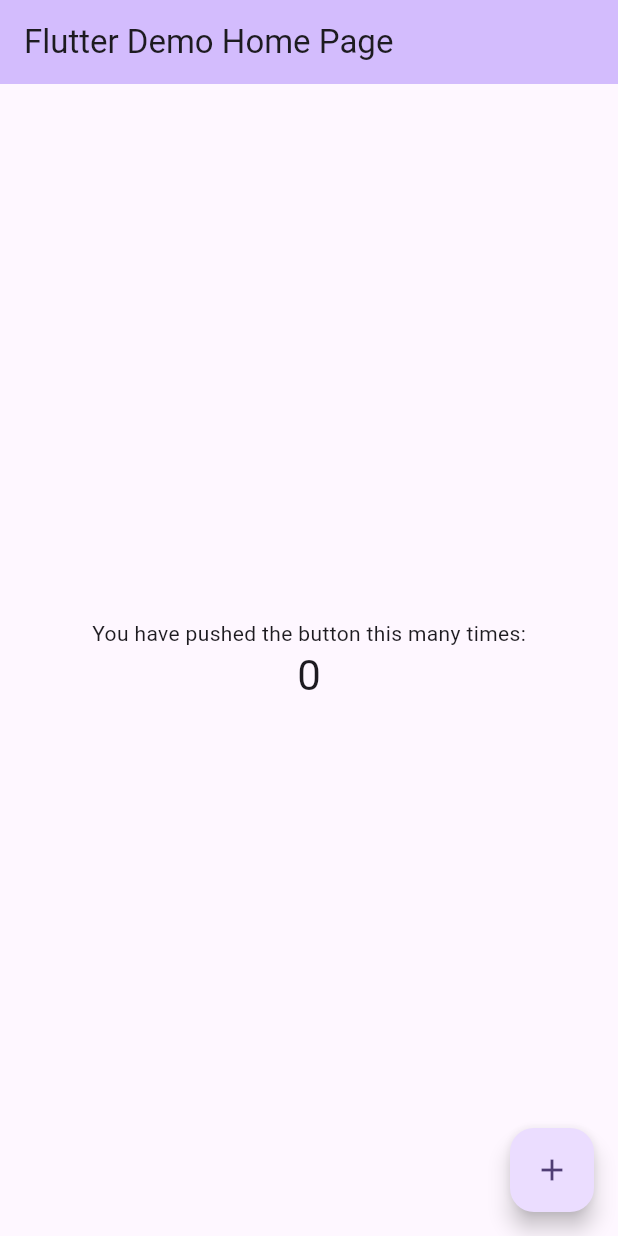
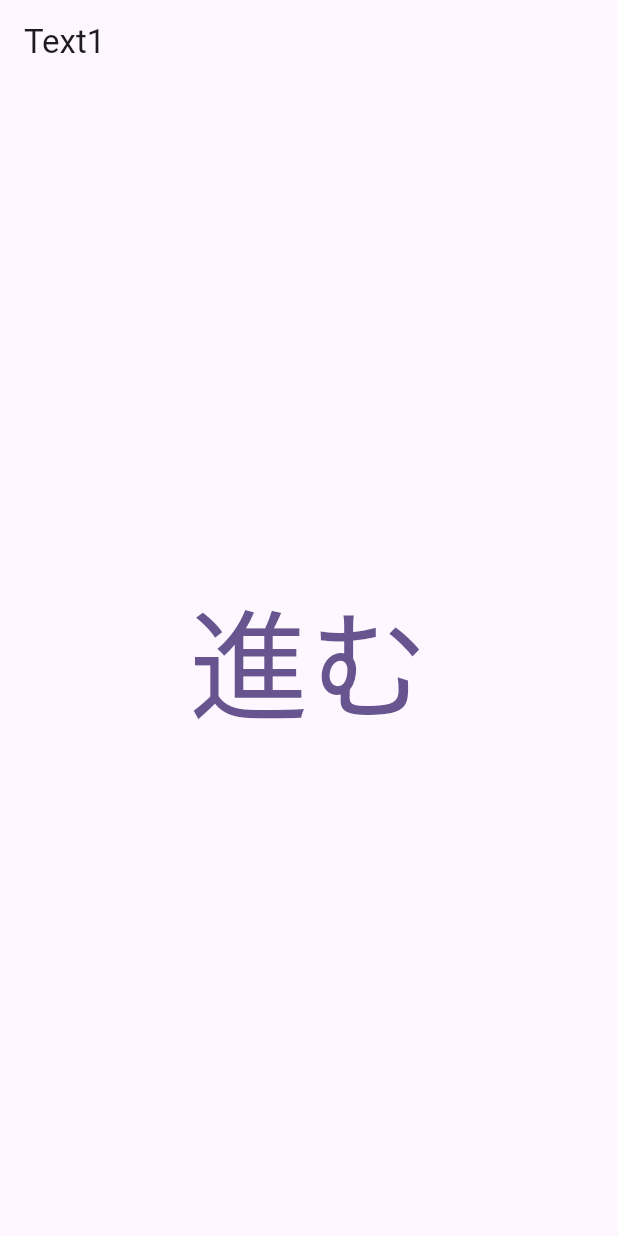
Before and after one commit to hareya0622/flutter-development-getting-started, a Flutter app: the screen it shows after launch, on a phone screen of 412 x 824 dp. Run offline on Flutter 3.47's test engine with Material 3 defaults, Android fonts, the phone set to English and light mode, and no system bars.

Commit message:
リスト 2.42 to 2.45

```diff
--- a/lib/main.dart
+++ b/lib/main.dart
@@ -1,4 +1,5 @@
 import 'package:flutter/material.dart';
+import 'test_page1.dart';
 
 // エントリーポイントのmain関数
 void main() {
@@ -33,40 +34,10 @@ class MyHomePage extends StatefulWidget {
 }
 
 class _MyHomePageState extends State<MyHomePage> {
-  int _counter = 0;
-
-  void _incrementCounter() {
-    setState(() {
-      _counter++;
-    });
-  }
-
   @override
   Widget build(BuildContext context) {
     return Scaffold(
-      appBar: AppBar(
-        backgroundColor: Theme.of(context).colorScheme.inversePrimary,
-        title: Text(widget.title),
-      ),
-      body: Center(
-        child: Column(
-          mainAxisAlignment: MainAxisAlignment.center,
-          children: <Widget>[
-            const Text(
-              'You have pushed the button this many times:',
-            ),
-            Text(
-              '$_counter',
-              style: Theme.of(context).textTheme.headlineMedium,
-            ),
-          ],
-        ),
-      ),
-      floatingActionButton: FloatingActionButton(
-        onPressed: _incrementCounter,
-        tooltip: 'Increment',
-        child: const Icon(Icons.add),
-      ), // This trailing comma makes auto-formatting nicer for build methods.
+      body: TestPage1(),
     );
   }
 }
--- /dev/null
+++ b/lib/test_page1.dart
@@ -0,0 +1,21 @@
+import 'package:flutter/material.dart';
+import 'test_page2.dart';
+
+class TestPage1 extends StatelessWidget {
+  @override
+  Widget build(BuildContext context) {
+    return Scaffold(
+        appBar: AppBar(
+          title: const Text('Text1'),
+        ),
+        body: Center(
+            child: TextButton(
+                onPressed: () => {
+                      Navigator.of(context)
+                          .push(MaterialPageRoute(builder: (context) {
+                        return TestPage2();
+                      }))
+                    },
+                child: const Text("進む", style: TextStyle(fontSize: 80)))));
+  }
+}
```
Also changed, not shown: lib/test_page2.dart (added, +36 -0 lines), lib/test_page3.dart (added, +20 -0 lines).
